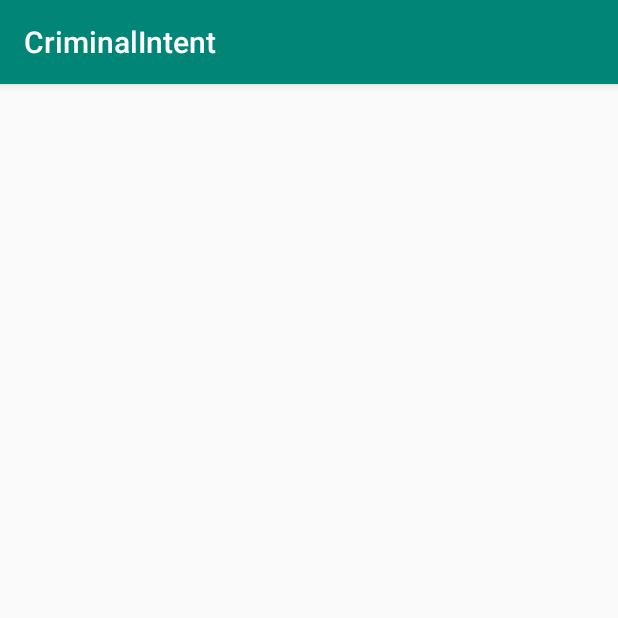
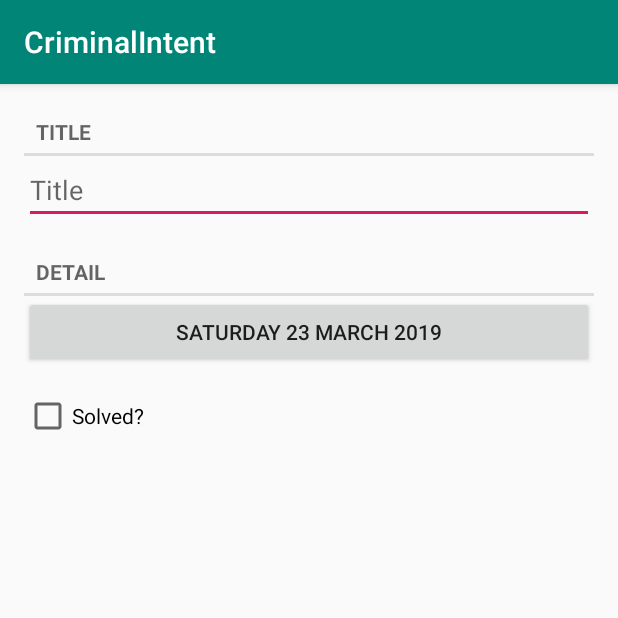
Before and after one commit to awrapeter/CriminalIntent, an Android app: the screen it shows after launch (MainActivity), on a phone screen of 412 x 824 dp, the top half of it. Run offline under Robolectric (Android 15) with nearby library versions, the phone set to English and light mode, and no system bars.

Commit message:
add Formater  date in button

```diff
--- a/app/src/main/java/com/study/awra/criminalintent/Crime.java
+++ b/app/src/main/java/com/study/awra/criminalintent/Crime.java
@@ -11,6 +11,7 @@ public class Crime {
 
     public Crime() {
         mId =UUID.randomUUID() ;
+        mDate=new Date();
     }
 
     public void setTitle(String title) {
--- a/app/src/main/java/com/study/awra/criminalintent/CrimeFragment.java
+++ b/app/src/main/java/com/study/awra/criminalintent/CrimeFragment.java
@@ -12,6 +12,9 @@ import android.view.ViewGroup;
 import android.widget.Button;
 import android.widget.CheckBox;
 import android.widget.EditText;
+
+import java.text.SimpleDateFormat;
+import java.util.Locale;
 
 public class CrimeFragment extends Fragment {
     Crime crime;
@@ -45,7 +48,7 @@ public class CrimeFragment extends Fragment {
 
             }
         });
-        button.setText(crime.getDate().toString());
+        button.setText(new SimpleDateFormat(getString(R.string.data_format), Locale.getDefault()).format(crime.getDate()));
         checkBox.setChecked(crime.isSolved());
         return view;
     }
--- a/app/src/main/java/com/study/awra/criminalintent/MainActivity.java
+++ b/app/src/main/java/com/study/awra/criminalintent/MainActivity.java
@@ -1,5 +1,6 @@
 package com.study.awra.criminalintent;
 
+import android.support.v4.app.Fragment;
 import android.support.v4.app.FragmentManager;
 import android.support.v7.app.AppCompatActivity;
 import android.os.Bundle;
@@ -11,5 +12,10 @@ public class MainActivity extends AppCompatActivity {
         super.onCreate(savedInstanceState);
         setContentView(R.layout.activity_main);
         FragmentManager fragmentManager=getSupportFragmentManager();
+        Fragment fragment=fragmentManager.findFragmentById(R.id.container_fragment);
+        if(fragment==null){
+            fragment=new CrimeFragment();
+            fragmentManager.beginTransaction().add(R.id.container_fragment,fragment).commit();
+        }
     }
 }
--- a/app/src/main/res/values/strings.xml
+++ b/app/src/main/res/values/strings.xml
@@ -3,4 +3,5 @@
     <string name="title">Title</string>
     <string name="detail">Detail</string>
     <string name="solved">Solved?</string>
+    <string name="data_format">EEEE dd MMMM yyyy</string>
 </resources>
```
